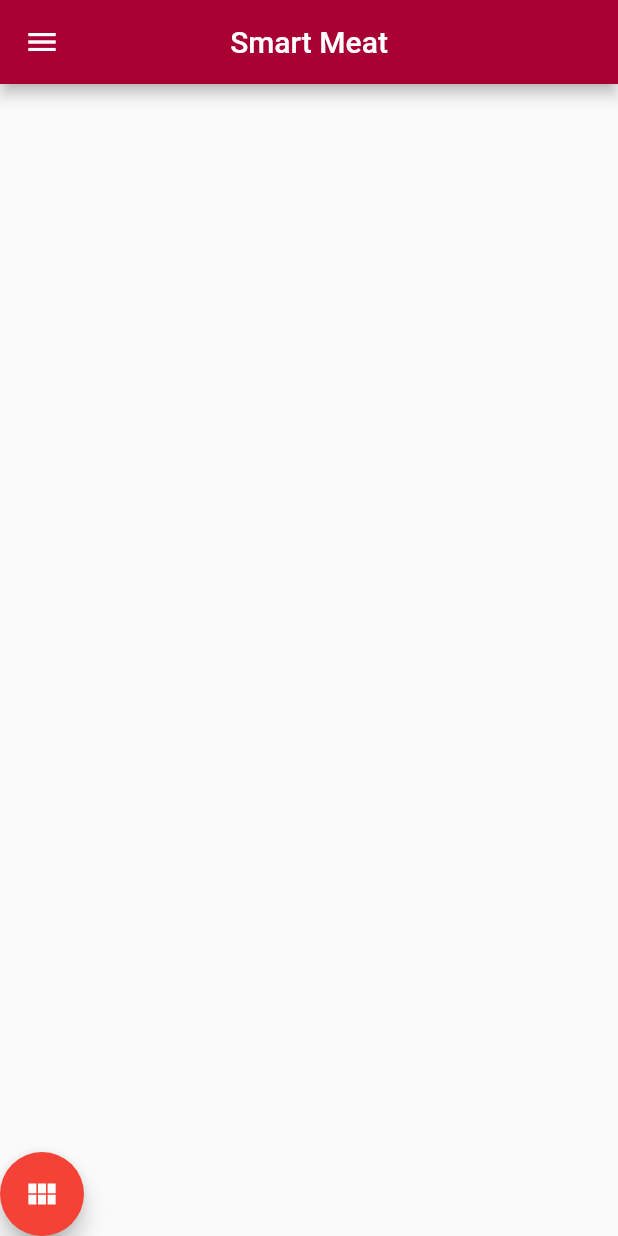
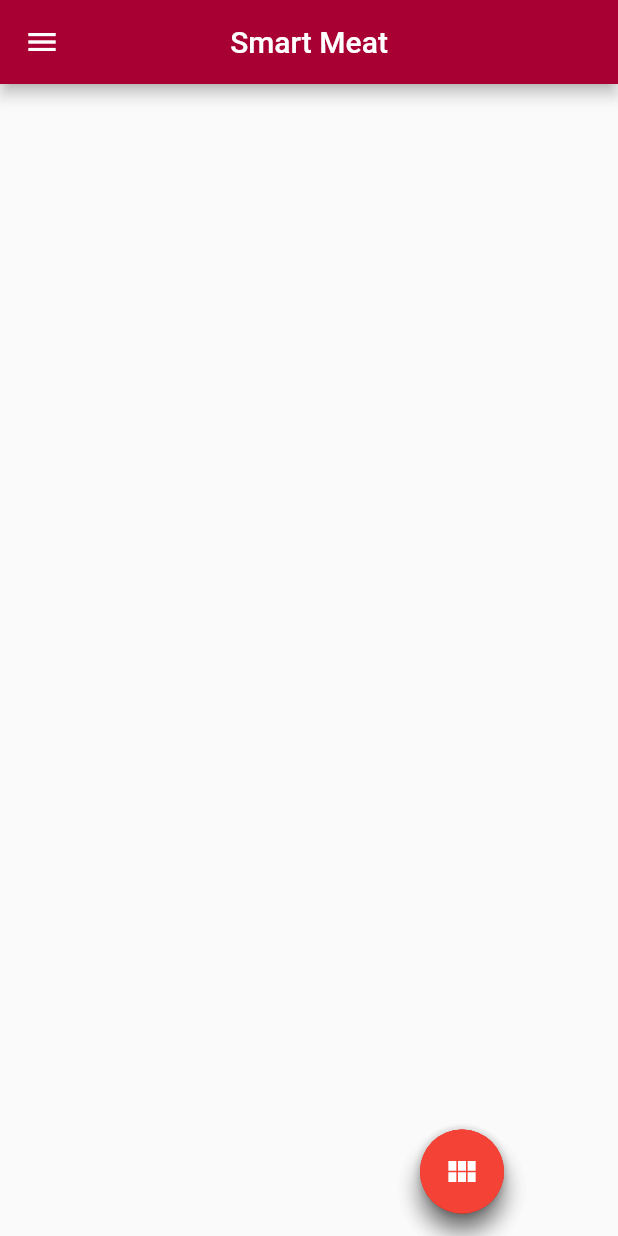
Before and after one commit to SmartMeat-UnB/smartmeat, a Flutter app: the screen it shows after launch, swiped to page 3, on a phone screen of 412 x 824 dp. Run offline on Flutter 3.47's test engine with Material 2 defaults, Android fonts, the phone set to English and light mode, and no system bars; our stand-ins replace image_picker.

Commit message:
Posicionando Container

```diff
--- a/lib/screens/receita.dart
+++ b/lib/screens/receita.dart
@@ -20,6 +20,7 @@ class _ReceitaState extends State<Receita> with SingleTickerProviderStateMixin {
   Animation<Color> _buttonColor;
   Animation<double> _animateIcon;
   Animation<double> _translateButton;
+  Animation<double> _translateButtonD;
   Curve _curve = Curves.easeOut;
   double _fabHeight = 56.0;
   File _image;
@@ -61,6 +62,17 @@ class _ReceitaState extends State<Receita> with SingleTickerProviderStateMixin {
       ),
     ));
     _translateButton = Tween<double>(
+      begin: 56,
+      end: -14.0,
+    ).animate(CurvedAnimation(
+      parent: _animationController,
+      curve: Interval(
+        0.0,
+        0.75,
+        curve: _curve,
+      ),
+    ));
+    _translateButtonD = Tween<double>(
       begin: _fabHeight,
       end: -14.0,
     ).animate(CurvedAnimation(
@@ -125,13 +137,15 @@ class _ReceitaState extends State<Receita> with SingleTickerProviderStateMixin {
 
   @override
   Widget build(BuildContext context) {
-    return Column(
+    return Container(
+      padding: EdgeInsets.fromLTRB(280, 0, 0, 15),
+      child: Column(
         mainAxisAlignment: MainAxisAlignment.end,
         children: <Widget>[
           Transform(
             transform: Matrix4.translationValues(
               0.0,
-            _translateButton.value * 3.0,
+              _translateButton.value * 2.0,
               0.0,
             ),
             child: add(),
@@ -139,13 +153,14 @@ class _ReceitaState extends State<Receita> with SingleTickerProviderStateMixin {
           Transform(
             transform: Matrix4.translationValues(
               0.0,
-            _translateButton.value * 2.0,
+              _translateButtonD.value * 1.0,
               0.0,
             ),
             child: image(),
           ),
           toggle(),
         ],
+      ),
     );
   }
 }
```
Lines whose indentation alone changed are shown as unchanged.
